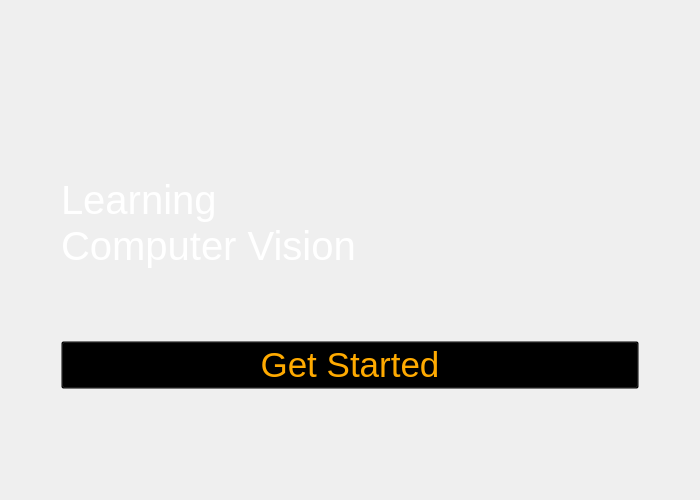
This is rLearning_Computer_Vision/HomepageWidget.ui in SAIL-LAB155/Learning_Computer_Vision as Qt 5 draws it before an edit. The edited form follows.
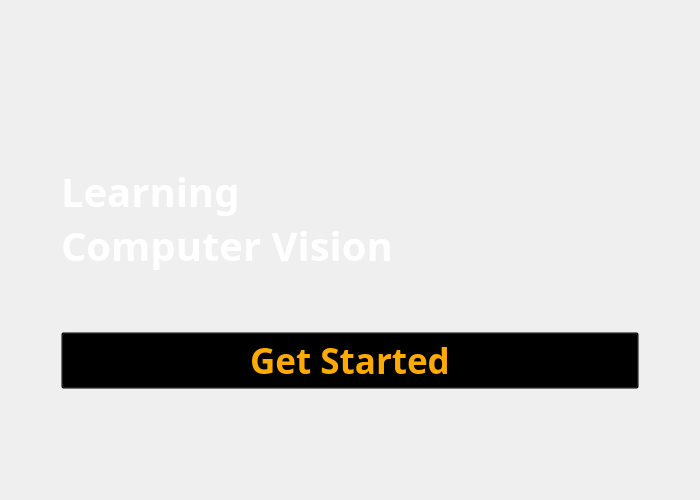
This is the edited form. Icons and pictures are not drawn.

The edit to the form file:
```diff
--- a/rLearning_Computer_Vision/HomepageWidget.ui
+++ b/rLearning_Computer_Vision/HomepageWidget.ui
@@ -44,7 +44,10 @@
       <widget class="QLabel" name="label">
        <property name="font">
         <font>
+         <family>Purisa</family>
          <pointsize>30</pointsize>
+         <weight>75</weight>
+         <bold>true</bold>
         </font>
        </property>
        <property name="styleSheet">
@@ -64,7 +67,10 @@
       <widget class="QPushButton" name="m_btn_Get_Started">
        <property name="font">
         <font>
+         <family>Purisa</family>
          <pointsize>26</pointsize>
+         <weight>75</weight>
+         <bold>true</bold>
         </font>
        </property>
        <property name="focusPolicy">
```
